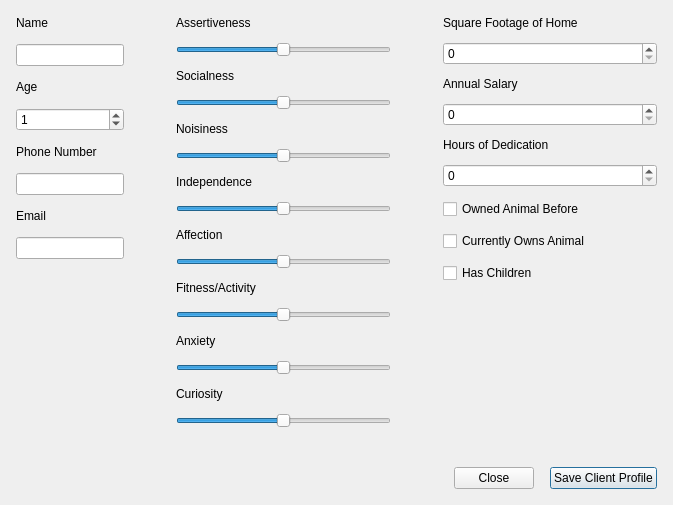
This is app/MainWindow/ClientDetailsModal.ui in lfroms/cuacs as Qt 5 draws it before an edit. The edited form follows.
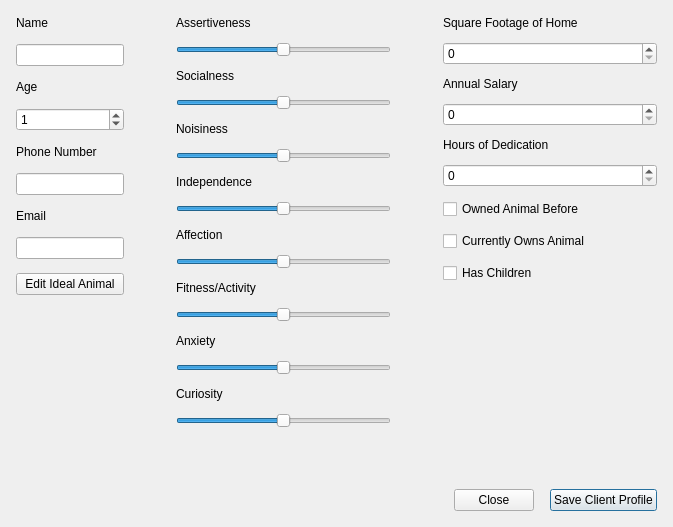
This is the edited form.

Commit message: Allow editing of ideal animal

```diff
--- a/app/MainWindow/ClientDetailsModal.ui
+++ b/app/MainWindow/ClientDetailsModal.ui
@@ -10,7 +10,7 @@
     <x>0</x>
     <y>0</y>
     <width>673</width>
-    <height>505</height>
+    <height>527</height>
    </rect>
   </property>
   <property name="windowTitle">
@@ -122,6 +122,13 @@
          </property>
         </widget>
        </item>
+       <item>
+        <widget class="QPushButton" name="editIdealAnimal">
+         <property name="text">
+          <string>Edit Ideal Animal</string>
+         </property>
+        </widget>
+       </item>
        <item>
         <spacer name="verticalSpacer">
          <property name="orientation">
```
Left out of the diff: 17 changed lines with no effect on the pictures. The commit also changes 7 other files.
